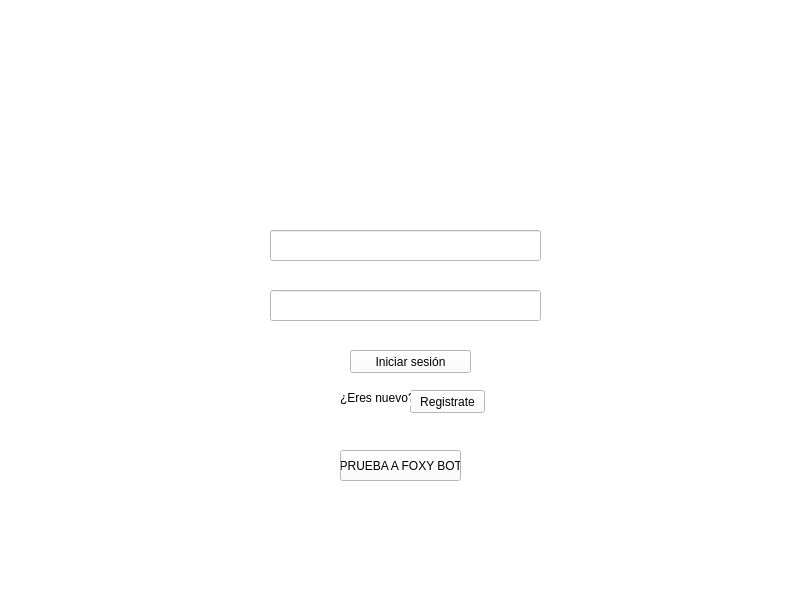
The window that ventanas/VentanaIngreso.ui (Lomeli89/FoxyBotApp1.0) describes before a commit, drawn with Qt 5.
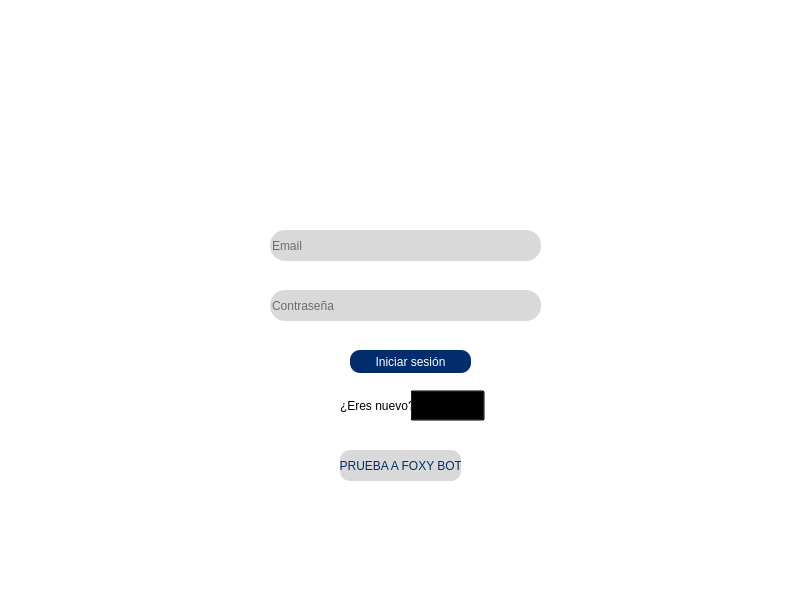
The same window after the commit. Icons and pictures are not drawn.

The edit to the form file:
```diff
--- a/ventanas/VentanaIngreso.ui
+++ b/ventanas/VentanaIngreso.ui
@@ -30,7 +30,23 @@
      </rect>
     </property>
     <property name="styleSheet">
-     <string notr="true">border-color:#808080;</string>
+     <string notr="true">QLineEdit{
+	
+	
+	
+	
+	background-color: rgb(217, 217, 217);
+	padding-top:1px;
+	border-radius:15px;
+	
+	border-color: rgb(0, 46, 109);
+}</string>
+    </property>
+    <property name="maxLength">
+     <number>70</number>
+    </property>
+    <property name="placeholderText">
+     <string>Email</string>
     </property>
    </widget>
    <widget class="QLineEdit" name="input_Password">
@@ -43,11 +59,27 @@
      </rect>
     </property>
     <property name="styleSheet">
-     <string notr="true">border-color:#808080;</string>
+     <string notr="true">QLineEdit{
+	
+	
+	
+	
+	background-color: rgb(217, 217, 217);
+	padding-top:1px;
+	border-radius:15px;
+	
+	border-color: rgb(0, 46, 109);
+}</string>
+    </property>
+    <property name="maxLength">
+     <number>60</number>
     </property>
     <property name="echoMode">
      <enum>QLineEdit::Password</enum>
     </property>
+    <property name="placeholderText">
+     <string>Contraseña</string>
+    </property>
    </widget>
    <widget class="QPushButton" name="btn_iniciarSesion">
     <property name="geometry">
@@ -58,6 +90,16 @@
       <height>23</height>
      </rect>
     </property>
+    <property name="cursor">
+     <cursorShape>PointingHandCursor</cursorShape>
+    </property>
+    <property name="styleSheet">
+     <string notr="true">
+border-radius:10px;
+font: 10pt &quot;Nirmala UI&quot;;
+color: rgb(255, 255, 255);
+background-color: rgb(1, 45, 108);</string>
+    </property>
     <property name="text">
      <string>Iniciar sesión</string>
     </property>
@@ -68,11 +110,18 @@
       <x>410</x>
       <y>390</y>
       <width>75</width>
-      <height>23</height>
+      <height>31</height>
      </rect>
     </property>
+    <property name="cursor">
+     <cursorShape>PointingHandCursor</cursorShape>
+    </property>
+    <property name="styleSheet">
+     <string notr="true">background-color: transparent;
+font: 75 11pt &quot;Calibri&quot;;</string>
+    </property>
     <property name="text">
-     <string>Registrate</string>
+     <string>¡Registrate!</string>
     </property>
    </widget>
    <widget class="QLabel" name="label_eresNuevo">
@@ -81,7 +130,7 @@
       <x>340</x>
       <y>390</y>
       <width>71</width>
-      <height>16</height>
+      <height>31</height>
      </rect>
     </property>
     <property name="text">
@@ -97,10 +146,46 @@
       <height>31</height>
      </rect>
     </property>
+    <property name="cursor">
+     <cursorShape>PointingHandCursor</cursorShape>
+    </property>
+    <property name="styleSheet">
+     <string notr="true">
+border-radius:10px;
+font: 10pt &quot;Nirmala UI&quot;;
+color: rgb(1, 45, 108);
+background-color: rgb(217, 217, 217);</string>
+    </property>
     <property name="text">
      <string>¡PRUEBA A FOXY BOT!</string>
     </property>
    </widget>
+   <widget class="QLabel" name="label">
+    <property name="geometry">
+     <rect>
+      <x>180</x>
+      <y>40</y>
+      <width>451</width>
+      <height>251</height>
+     </rect>
+    </property>
+    <property name="text">
+     <string/>
+    </property>
+    <property name="pixmap">
+     <pixmap>../../../Downloads/title.jpg</pixmap>
+    </property>
+    <property name="scaledContents">
+     <bool>true</bool>
+    </property>
+   </widget>
+   <zorder>label</zorder>
+   <zorder>input_Email</zorder>
+   <zorder>input_Password</zorder>
+   <zorder>btn_iniciarSesion</zorder>
+   <zorder>btn_irRegistrate</zorder>
+   <zorder>label_eresNuevo</zorder>
+   <zorder>btn_PruebaFoxyBot</zorder>
   </widget>
  </widget>
  <resources/>
```
